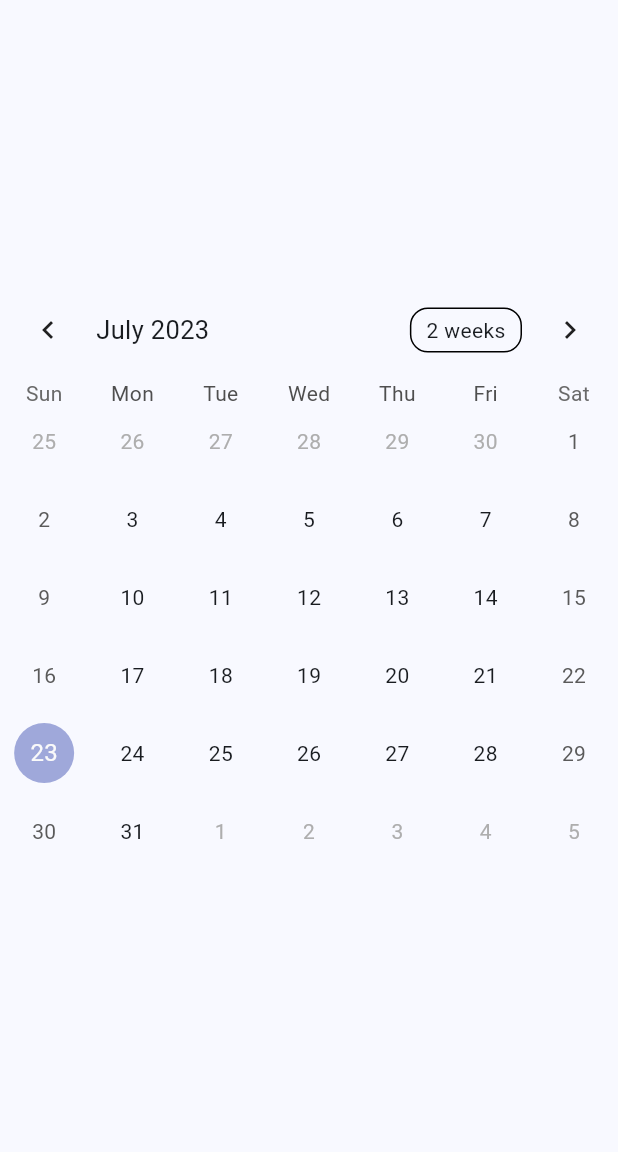
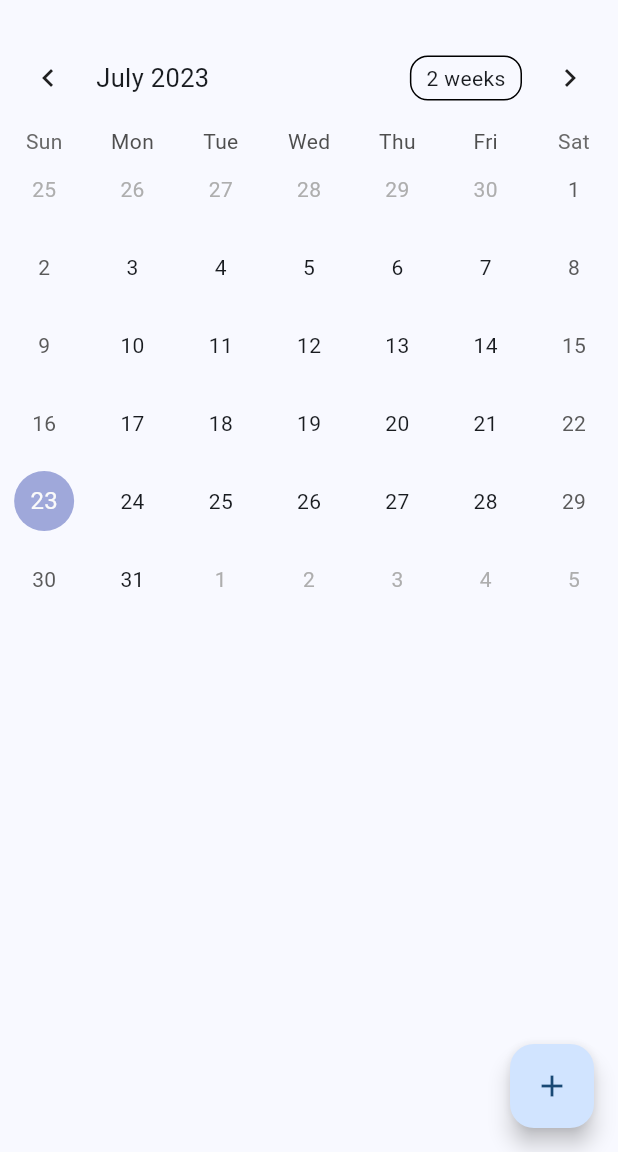
Before and after one commit to micomi-app/MicoMi, a Flutter app: the screen it shows after launch, on a phone screen of 412 x 824 dp, the part 84-1236 px from its top. Run offline on Flutter 3.47's test engine with Material 2 defaults, Android fonts, the phone set to English and light mode, and no system bars; drawn by our look-alikes of table_calendar.

Commit message:
追加ボタン追加/伴ってカレンダーの配置変更

```diff
--- a/lib/main.dart
+++ b/lib/main.dart
@@ -42,6 +42,10 @@ class MyHomePage extends StatefulWidget {
 }
 
 class _MyHomePageState extends State<MyHomePage> {
+  void makeTask() {
+    // TODO
+  }
+
   @override
   Widget build(BuildContext context) {
     return Scaffold(
@@ -49,17 +53,24 @@ class _MyHomePageState extends State<MyHomePage> {
         backgroundColor: Theme.of(context).colorScheme.inversePrimary,
         title: Text(widget.title),
       ),
-      body: Center(
-        child: Column(
-          mainAxisAlignment: MainAxisAlignment.center,
+      body: Column(
+        mainAxisAlignment: MainAxisAlignment.start,
         children: <Widget>[
+          const SizedBox(
+            width: 100,
+            height: 20,
+          ),
           TableCalendar(
             firstDay: DateTime.utc(2010, 1, 1),
             lastDay: DateTime.utc(9999, 12, 31),
             focusedDay: DateTime.now(),
-            )
+          ),
         ],
       ),
+      floatingActionButton: FloatingActionButton(
+        onPressed: makeTask,
+        tooltip: "タスクを追加",
+        child: const Icon(Icons.add),
       ),
     );
   }
```
Lines whose indentation alone changed are shown as unchanged.
